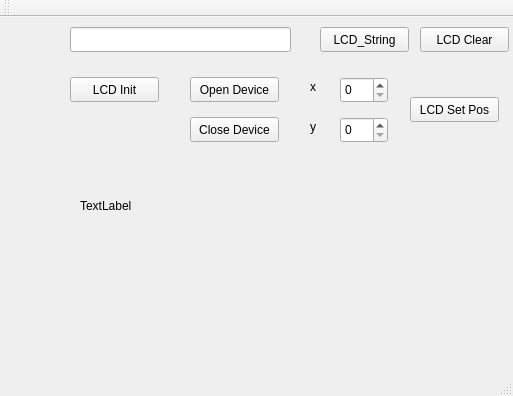
Before: the Qt Designer form mp1/qt-hello1/mainwindow.ui in narodstream/qt, drawn with Qt 5.
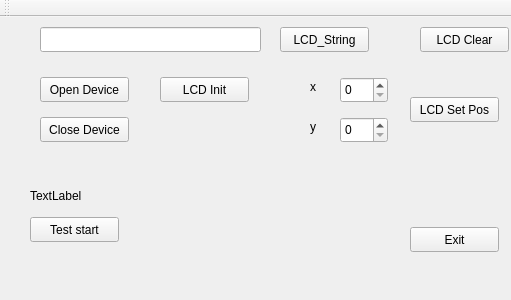
After: the same form once the commit is applied.

```diff
--- a/mp1/qt-hello1/mainwindow.ui
+++ b/mp1/qt-hello1/mainwindow.ui
@@ -6,8 +6,8 @@
    <rect>
     <x>0</x>
     <y>0</y>
-    <width>513</width>
-    <height>396</height>
+    <width>511</width>
+    <height>300</height>
    </rect>
   </property>
   <property name="windowTitle">
@@ -17,7 +17,7 @@
    <widget class="QPushButton" name="pushButton">
     <property name="geometry">
      <rect>
-      <x>70</x>
+      <x>160</x>
       <y>60</y>
       <width>89</width>
       <height>25</height>
@@ -30,7 +30,7 @@
    <widget class="QPushButton" name="pushButton_2">
     <property name="geometry">
      <rect>
-      <x>190</x>
+      <x>40</x>
       <y>60</y>
       <width>89</width>
       <height>25</height>
@@ -43,8 +43,8 @@
    <widget class="QLabel" name="label">
     <property name="geometry">
      <rect>
-      <x>80</x>
-      <y>180</y>
+      <x>30</x>
+      <y>170</y>
       <width>331</width>
       <height>17</height>
      </rect>
@@ -56,7 +56,7 @@
    <widget class="QPushButton" name="pushButton_3">
     <property name="geometry">
      <rect>
-      <x>190</x>
+      <x>40</x>
       <y>100</y>
       <width>89</width>
       <height>25</height>
@@ -69,7 +69,7 @@
    <widget class="QLineEdit" name="lineEdit">
     <property name="geometry">
      <rect>
-      <x>70</x>
+      <x>40</x>
       <y>10</y>
       <width>221</width>
       <height>25</height>
@@ -79,7 +79,7 @@
    <widget class="QPushButton" name="pushButton_4">
     <property name="geometry">
      <rect>
-      <x>320</x>
+      <x>280</x>
       <y>10</y>
       <width>89</width>
       <height>25</height>
@@ -167,6 +167,32 @@
      <string>LCD Set Pos</string>
     </property>
    </widget>
+   <widget class="QPushButton" name="pushButtonExit">
+    <property name="geometry">
+     <rect>
+      <x>410</x>
+      <y>210</y>
+      <width>89</width>
+      <height>25</height>
+     </rect>
+    </property>
+    <property name="text">
+     <string>Exit</string>
+    </property>
+   </widget>
+   <widget class="QPushButton" name="pushButtonTest">
+    <property name="geometry">
+     <rect>
+      <x>30</x>
+      <y>200</y>
+      <width>89</width>
+      <height>25</height>
+     </rect>
+    </property>
+    <property name="text">
+     <string>Test start</string>
+    </property>
+   </widget>
   </widget>
   <widget class="QMenuBar" name="menuBar">
    <property name="geometry">
@@ -186,7 +212,6 @@
     <bool>false</bool>
    </attribute>
   </widget>
-  <widget class="QStatusBar" name="statusBar"/>
  </widget>
  <layoutdefault spacing="6" margin="11"/>
  <resources/>
```
Left out of the diff: 14 changed lines with no effect on the pictures.
